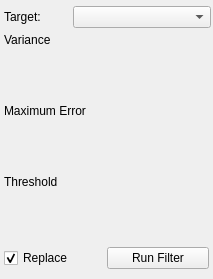
First picture: the form in src/Interface/ToolInterface/CannyEdgeDetectionFilterInterface.ui, repository SCIInstitute/Seg3D, before the edit.
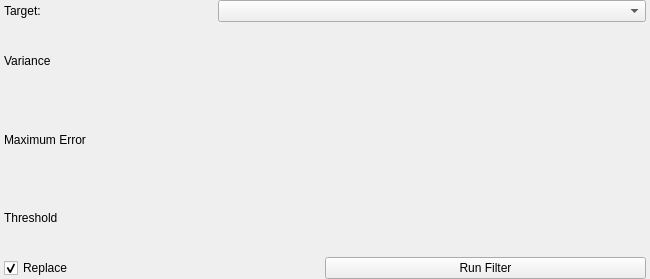
Second picture: the form after the edit.

Patch:
```diff
--- a/src/Interface/ToolInterface/CannyEdgeDetectionFilterInterface.ui
+++ b/src/Interface/ToolInterface/CannyEdgeDetectionFilterInterface.ui
@@ -6,12 +6,12 @@
    <rect>
     <x>0</x>
     <y>0</y>
-    <width>213</width>
+    <width>650</width>
     <height>279</height>
    </rect>
   </property>
   <property name="sizePolicy">
-   <sizepolicy hsizetype="Fixed" vsizetype="Fixed">
+   <sizepolicy hsizetype="Preferred" vsizetype="Fixed">
     <horstretch>0</horstretch>
     <verstretch>0</verstretch>
    </sizepolicy>
@@ -24,65 +24,87 @@
   </property>
   <property name="maximumSize">
    <size>
-    <width>213</width>
+    <width>16777215</width>
     <height>279</height>
    </size>
   </property>
   <property name="windowTitle">
    <string>Canny Edge Detection Filter</string>
   </property>
-  <widget class="QWidget" name="layoutWidget_7">
-   <property name="geometry">
-    <rect>
-     <x>4</x>
-     <y>50</y>
-     <width>205</width>
-     <height>51</height>
-    </rect>
+  <layout class="QVBoxLayout" name="verticalLayout">
+   <property name="spacing">
+    <number>0</number>
    </property>
+   <property name="leftMargin">
+    <number>4</number>
+   </property>
+   <property name="topMargin">
+    <number>0</number>
+   </property>
+   <property name="rightMargin">
+    <number>4</number>
+   </property>
+   <property name="bottomMargin">
+    <number>0</number>
+   </property>
+   <item>
+    <layout class="QHBoxLayout" name="activeHLayout" stretch="1,2">
+     <property name="spacing">
+      <number>0</number>
+     </property>
+     <item>
+      <widget class="QLabel" name="activeLabel">
+       <property name="sizePolicy">
+        <sizepolicy hsizetype="Expanding" vsizetype="Preferred">
+         <horstretch>0</horstretch>
+         <verstretch>0</verstretch>
+        </sizepolicy>
+       </property>
+       <property name="text">
+        <string>Target:</string>
+       </property>
+      </widget>
+     </item>
+     <item>
+      <widget class="QComboBox" name="activeComboBox">
+       <property name="sizePolicy">
+        <sizepolicy hsizetype="Expanding" vsizetype="Fixed">
+         <horstretch>0</horstretch>
+         <verstretch>0</verstretch>
+        </sizepolicy>
+       </property>
+      </widget>
+     </item>
+    </layout>
+   </item>
+   <item>
+    <layout class="QHBoxLayout" name="varianceHLayout_top">
+     <item>
+      <widget class="QLabel" name="varianceLabel">
+       <property name="text">
+        <string>Variance</string>
+       </property>
+      </widget>
+     </item>
+     <item>
+      <spacer name="varianceHSpacer">
+       <property name="orientation">
+        <enum>Qt::Horizontal</enum>
+       </property>
+       <property name="sizeHint" stdset="0">
+        <size>
+         <width>40</width>
+         <height>20</height>
+        </size>
+       </property>
+      </spacer>
+     </item>
+    </layout>
+   </item>
+   <item>
    <layout class="QHBoxLayout" name="varianceHLayout_bottom"/>
-  </widget>
-  <widget class="QWidget" name="layoutWidget">
-   <property name="geometry">
-    <rect>
-     <x>4</x>
-     <y>242</y>
-     <width>205</width>
-     <height>32</height>
-    </rect>
-   </property>
-   <layout class="QHBoxLayout" name="replaceInvertLayout">
-    <property name="spacing">
-     <number>0</number>
-    </property>
-    <item>
-     <widget class="QCheckBox" name="replaceCheckBox">
-      <property name="text">
-       <string>Replace</string>
-      </property>
-      <property name="checked">
-       <bool>true</bool>
-      </property>
-     </widget>
     </item>
     <item>
-     <widget class="QPushButton" name="invertButton">
-      <property name="text">
-       <string>Run Filter</string>
-      </property>
-     </widget>
-    </item>
-   </layout>
-  </widget>
-  <widget class="QWidget" name="layoutWidget_9">
-   <property name="geometry">
-    <rect>
-     <x>4</x>
-     <y>100</y>
-     <width>205</width>
-     <height>22</height>
-    </rect>
-   </property>
    <layout class="QHBoxLayout" name="errorHLayout_top">
     <item>
      <widget class="QLabel" name="errorLabel">
@@ -105,95 +127,11 @@
      </spacer>
     </item>
    </layout>
-  </widget>
-  <widget class="QWidget" name="layoutWidget_8">
-   <property name="geometry">
-    <rect>
-     <x>4</x>
-     <y>29</y>
-     <width>205</width>
-     <height>22</height>
-    </rect>
-   </property>
-   <layout class="QHBoxLayout" name="varianceHLayout_top">
-    <item>
-     <widget class="QLabel" name="varianceLabel">
-      <property name="text">
-       <string>Variance</string>
-      </property>
-     </widget>
     </item>
     <item>
-     <spacer name="varianceHSpacer">
-      <property name="orientation">
-       <enum>Qt::Horizontal</enum>
-      </property>
-      <property name="sizeHint" stdset="0">
-       <size>
-        <width>40</width>
-        <height>20</height>
-       </size>
-      </property>
-     </spacer>
-    </item>
-   </layout>
-  </widget>
-  <widget class="QWidget" name="layoutWidget_10">
-   <property name="geometry">
-    <rect>
-     <x>4</x>
-     <y>121</y>
-     <width>205</width>
-     <height>51</height>
-    </rect>
-   </property>
    <layout class="QHBoxLayout" name="errorHLayout_bottom"/>
-  </widget>
-  <widget class="QWidget" name="layoutWidget_2">
-   <property name="geometry">
-    <rect>
-     <x>4</x>
-     <y>4</y>
-     <width>207</width>
-     <height>26</height>
-    </rect>
-   </property>
-   <layout class="QHBoxLayout" name="activeHLayout" stretch="1,2">
-    <property name="spacing">
-     <number>0</number>
-    </property>
-    <item>
-     <widget class="QLabel" name="activeLabel">
-      <property name="text">
-       <string>Target:</string>
-      </property>
-     </widget>
     </item>
     <item>
-     <widget class="QComboBox" name="activeComboBox"/>
-    </item>
-   </layout>
-  </widget>
-  <widget class="QWidget" name="layoutWidget_11">
-   <property name="geometry">
-    <rect>
-     <x>4</x>
-     <y>192</y>
-     <width>205</width>
-     <height>51</height>
-    </rect>
-   </property>
-   <layout class="QHBoxLayout" name="thresholdHLayout_bottom"/>
-  </widget>
-  <widget class="QWidget" name="layoutWidget_12">
-   <property name="geometry">
-    <rect>
-     <x>4</x>
-     <y>171</y>
-     <width>205</width>
-     <height>22</height>
-    </rect>
-   </property>
    <layout class="QHBoxLayout" name="thresholdHLayout_top">
     <item>
      <widget class="QLabel" name="thresholdLabel">
@@ -216,7 +154,47 @@
      </spacer>
     </item>
    </layout>
-  </widget>
+   </item>
+   <item>
+    <layout class="QHBoxLayout" name="thresholdHLayout_bottom"/>
+   </item>
+   <item>
+    <layout class="QHBoxLayout" name="replaceInvertLayout">
+     <property name="spacing">
+      <number>0</number>
+     </property>
+     <item>
+      <widget class="QCheckBox" name="replaceCheckBox">
+       <property name="sizePolicy">
+        <sizepolicy hsizetype="Expanding" vsizetype="Fixed">
+         <horstretch>0</horstretch>
+         <verstretch>0</verstretch>
+        </sizepolicy>
+       </property>
+       <property name="text">
+        <string>Replace</string>
+       </property>
+       <property name="checked">
+        <bool>true</bool>
+       </property>
+      </widget>
+     </item>
+     <item>
+      <widget class="QPushButton" name="invertButton">
+       <property name="sizePolicy">
+        <sizepolicy hsizetype="Expanding" vsizetype="Fixed">
+         <horstretch>0</horstretch>
+         <verstretch>0</verstretch>
+        </sizepolicy>
+       </property>
+       <property name="text">
+        <string>Run Filter</string>
+       </property>
+      </widget>
+     </item>
+    </layout>
+   </item>
+  </layout>
  </widget>
  <resources/>
  <connections/>
```
Left out of the diff: 6 changed lines with no effect on the pictures. Lines whose indentation alone changed are shown as unchanged.
